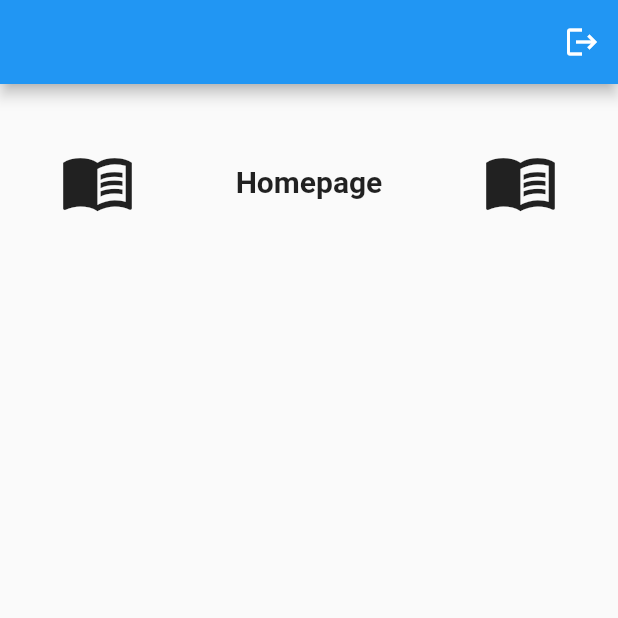
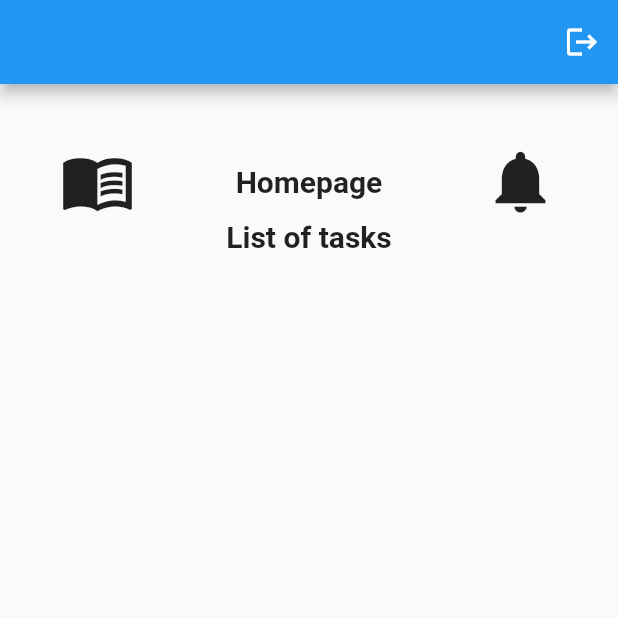
Before and after one commit to 8maziar/who-is-doing-the-dishes-app, a Flutter app: the screen it shows once a user with an empty profile is signed in, on a phone screen of 412 x 824 dp, the top half of it. Run offline on Flutter 3.47's test engine with Material 2 defaults, Android fonts, the phone set to English and light mode, and no system bars; our stand-ins replace firebase_auth, firebase_core, google_sign_in; accounts and stored records are empty.

Commit message:
add list

```diff
--- a/lib/pages/home_page.dart
+++ b/lib/pages/home_page.dart
@@ -2,6 +2,23 @@ import 'package:firebase_auth/firebase_auth.dart';
 import 'package:flutter/material.dart';
 
 class HomePage extends StatelessWidget {
+  final List<Map<String, dynamic>> fetchedData = [
+    {
+      'title': 'Item 1',
+      'subtitle': 'Subtitle 1',
+      'icon': Icons.favorite,
+    },
+    {
+      'title': 'Item 2',
+      'subtitle': 'Subtitle 2',
+      'icon': Icons.star,
+    },
+    {
+      'title': 'Item 3',
+      'subtitle': 'Subtitle 3',
+      'icon': Icons.bookmark,
+    },
+  ];
   HomePage({super.key});
 
   final user = FirebaseAuth.instance.currentUser!;
@@ -28,19 +45,24 @@ class HomePage extends StatelessWidget {
               Row(
                 mainAxisAlignment: MainAxisAlignment.spaceBetween,
                 children: [
-                  Icon(Icons.menu_book_outlined,
-                  size: 50,),
+                  Icon(
+                    Icons.menu_book_outlined,
+                    size: 50,
+                  ),
                   Text("Homepage",
-                  style: TextStyle(fontSize: 20,
-                  fontWeight: FontWeight.bold)),
-                Icon(Icons.menu_book_outlined,
-                  size: 50,),
-                ],
+                      style:
+                          TextStyle(fontSize: 20, fontWeight: FontWeight.bold)),
+                  Icon(
+                    Icons.notifications,
+                    size: 50,
                   ),
                 ],
               ),
-      )
-    );
+              Text("List of tasks",
+                  style: TextStyle(fontSize: 20, fontWeight: FontWeight.bold)),
 
+            ],
+          ),
+        ));
   }
 }
```
Lines whose indentation alone changed are shown as unchanged.
